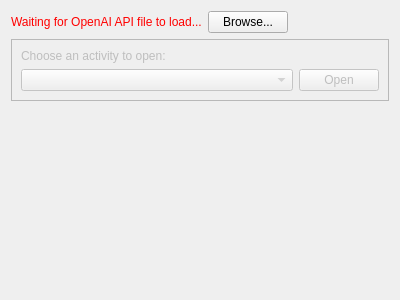
Old version of the form PageWelcomePage.ui in the repository asianirish/AI-Ronaut.
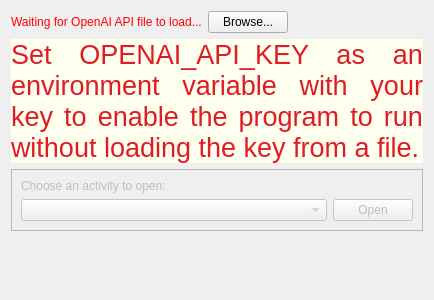
New version of the form.

Patch:
```diff
--- a/PageWelcomePage.ui
+++ b/PageWelcomePage.ui
@@ -6,7 +6,7 @@
    <rect>
     <x>0</x>
     <y>0</y>
-    <width>400</width>
+    <width>434</width>
     <height>300</height>
    </rect>
   </property>
@@ -14,26 +14,6 @@
    <string>Form</string>
   </property>
   <layout class="QGridLayout" name="gridLayout">
-   <item row="2" column="0">
-    <spacer name="verticalSpacer">
-     <property name="orientation">
-      <enum>Qt::Vertical</enum>
-     </property>
-     <property name="sizeHint" stdset="0">
-      <size>
-       <width>20</width>
-       <height>40</height>
-      </size>
-     </property>
-    </spacer>
-   </item>
-   <item row="0" column="2">
-    <widget class="QPushButton" name="browseKeyButton">
-     <property name="text">
-      <string>Browse...</string>
-     </property>
-    </widget>
-   </item>
    <item row="0" column="0" colspan="2">
     <widget class="QLabel" name="keyFileLabel">
      <property name="styleSheet">
@@ -44,20 +24,14 @@
      </property>
     </widget>
    </item>
-   <item row="0" column="3">
-    <spacer name="horizontalSpacer">
-     <property name="orientation">
-      <enum>Qt::Horizontal</enum>
+   <item row="0" column="2">
+    <widget class="QPushButton" name="browseKeyButton">
+     <property name="text">
+      <string>Browse...</string>
      </property>
-     <property name="sizeHint" stdset="0">
-      <size>
-       <width>40</width>
-       <height>20</height>
-      </size>
-     </property>
-    </spacer>
+    </widget>
    </item>
-   <item row="1" column="0" colspan="4">
+   <item row="2" column="0" colspan="4">
     <widget class="QFrame" name="activityFrame">
      <property name="enabled">
       <bool>false</bool>
@@ -69,21 +43,21 @@
       <enum>QFrame::Raised</enum>
      </property>
      <layout class="QGridLayout" name="gridLayout_2">
-      <item row="0" column="0" colspan="2">
+      <item row="1" column="0" colspan="2">
        <widget class="QLabel" name="label_2">
         <property name="text">
          <string>Choose an activity to open:</string>
         </property>
        </widget>
       </item>
-      <item row="1" column="0">
+      <item row="2" column="0">
        <widget class="QComboBox" name="activityComboBox">
         <property name="focusPolicy">
          <enum>Qt::StrongFocus</enum>
         </property>
        </widget>
       </item>
-      <item row="1" column="1">
+      <item row="2" column="1">
        <widget class="QPushButton" name="openActivityButton">
         <property name="sizePolicy">
          <sizepolicy hsizetype="Fixed" vsizetype="Fixed">
@@ -99,6 +73,54 @@
      </layout>
     </widget>
    </item>
+   <item row="0" column="3">
+    <spacer name="horizontalSpacer">
+     <property name="orientation">
+      <enum>Qt::Horizontal</enum>
+     </property>
+     <property name="sizeHint" stdset="0">
+      <size>
+       <width>40</width>
+       <height>20</height>
+      </size>
+     </property>
+    </spacer>
+   </item>
+   <item row="4" column="0">
+    <spacer name="verticalSpacer">
+     <property name="orientation">
+      <enum>Qt::Vertical</enum>
+     </property>
+     <property name="sizeHint" stdset="0">
+      <size>
+       <width>20</width>
+       <height>40</height>
+      </size>
+     </property>
+    </spacer>
+   </item>
+   <item row="1" column="0" colspan="4">
+    <widget class="QLabel" name="setTheKeyEnvText">
+     <property name="font">
+      <font>
+       <pointsize>20</pointsize>
+      </font>
+     </property>
+     <property name="styleSheet">
+      <string notr="true">color: rgb(224, 27, 36);
+background-color: rgb(255, 255, 240);</string>
+     </property>
+     <property name="text">
+      <string>Set OPENAI_API_KEY as an environment variable with your key to enable the program to run without loading the key from a file.</string>
+     </property>
+     <property name="alignment">
+      <set>Qt::AlignJustify|Qt::AlignVCenter</set>
+     </property>
+     <property name="wordWrap">
+      <bool>true</bool>
+     </property>
+    </widget>
+   </item>
   </layout>
  </widget>
  <tabstops>
```
